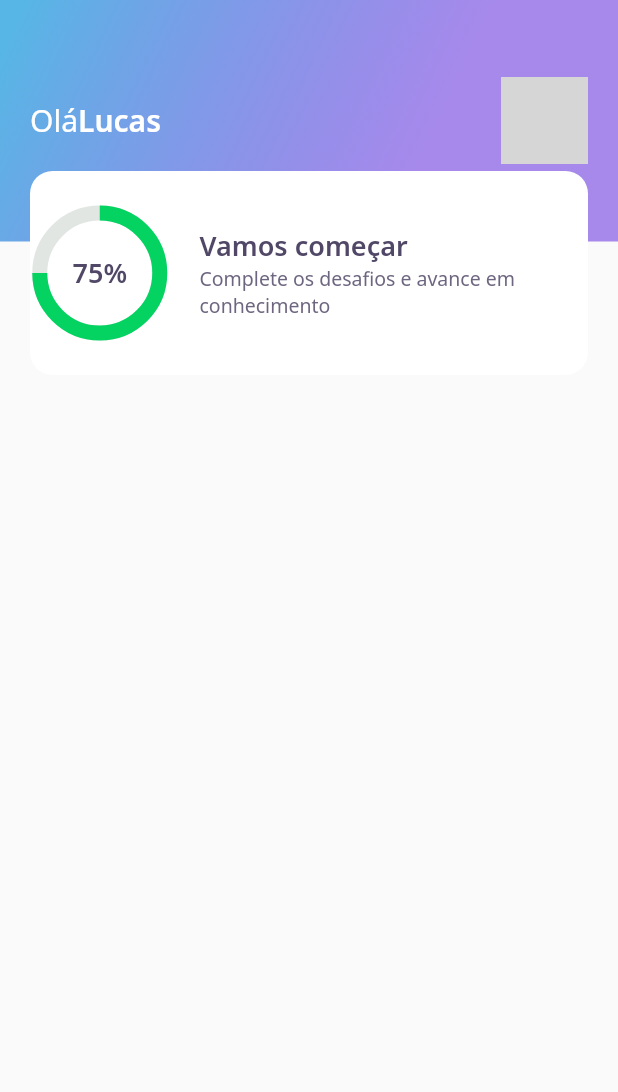
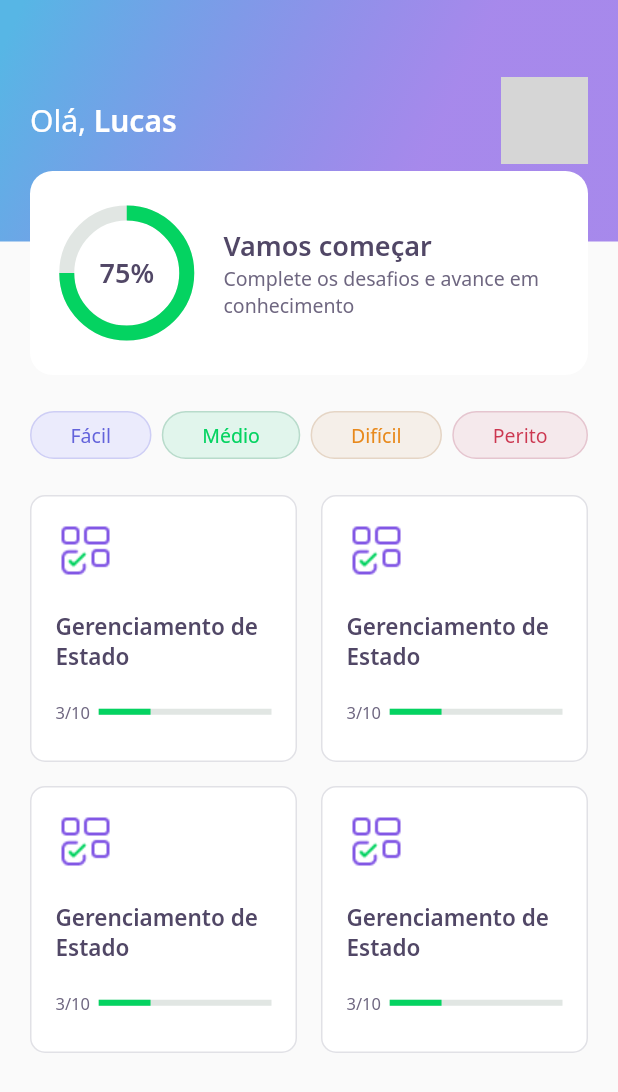
Before and after one commit to Lucasbjpereira/DevQuiz, a Flutter app: the screen it shows after launch, on a phone screen of 412 x 824 dp. Shown: the top 1092 px of the screen. Run offline on Flutter 3.47's test engine with Material 2 defaults, Android fonts, the phone set to English and light mode, and no system bars; our stand-ins replace google_fonts; network calls fail; grey boxes are pictures that could not be loaded.

Commit message:
Terminando a home e adicionando tela de quiz

```diff
--- a/lib/core/app_widget.dart
+++ b/lib/core/app_widget.dart
@@ -1,3 +1,4 @@
+import 'package:devquiz/challenge/challenge_page.dart';
 import 'package:devquiz/home/home_page.dart';
 import 'package:devquiz/splash/splash_page.dart';
 import 'package:flutter/material.dart';
--- a/lib/home/home_page.dart
+++ b/lib/home/home_page.dart
@@ -1,4 +1,6 @@
 import 'package:devquiz/home/widgets/appbar/app_bar_widget.dart';
+import 'package:devquiz/home/widgets/level_button/level_button_widget.dart';
+import 'package:devquiz/home/widgets/quiz_card/quiz_card_widget.dart';
 import 'package:flutter/material.dart';
 import 'package:flutter/widgets.dart';
 
@@ -14,6 +16,49 @@ class _HomePageState extends State<HomePage> {
   Widget build(BuildContext context) {
     return Scaffold(
       appBar: AppBarWidget(),
+      body: Padding(
+        padding: const EdgeInsets.symmetric(horizontal: 20),
+        child: Column(
+          children: [
+            SizedBox(
+              height: 24,
+            ),
+            Row(
+              mainAxisAlignment: MainAxisAlignment.spaceBetween,
+              children: [
+                LevelButtonWidget(
+                  label: "Fácil",
+                ),
+                LevelButtonWidget(
+                  label: "Médio",
+                ),
+                LevelButtonWidget(
+                  label: "Difícil",
+                ),
+                LevelButtonWidget(
+                  label: "Perito",
+                ),
+              ],
+            ),
+            SizedBox(
+              height: 24,
+            ),
+            Expanded(
+              child: GridView.count(
+                crossAxisSpacing: 16,
+                mainAxisSpacing: 16,
+                crossAxisCount: 2,
+                children: [
+                  QuizCardWidget(),
+                  QuizCardWidget(),
+                  QuizCardWidget(),
+                  QuizCardWidget(),
+                ],
+              ),
+            )
+          ],
+        ),
+      ),
     );
   }
 }
--- a/lib/home/widgets/appbar/app_bar_widget.dart
+++ b/lib/home/widgets/appbar/app_bar_widget.dart
@@ -20,7 +20,7 @@ class AppBarWidget extends PreferredSize {
                       mainAxisAlignment: MainAxisAlignment.spaceBetween,
                       children: [
                         Text.rich(TextSpan(
-                            text: "Olá",
+                            text: "Olá, ",
                             style: AppTextStyles.title,
                             children: [
                               TextSpan(
--- /dev/null
+++ b/lib/home/widgets/level_button/level_button_widget.dart
@@ -0,0 +1,64 @@
+import 'package:devquiz/core/app_colors.dart';
+import 'package:flutter/material.dart';
+import 'package:google_fonts/google_fonts.dart';
+
+class LevelButtonWidget extends StatelessWidget {
+  final String label;
+  LevelButtonWidget({
+    Key? key,
+    required this.label,
+  })   : assert(["Fácil", "Médio", "Difícil", "Perito"].contains(label)),
+        super(key: key);
+
+  final config = {
+    "Fácil": {
+      "color": AppColors.levelButtonFacil,
+      "borderColor": AppColors.levelButtonBorderFacil,
+      "fontColor": AppColors.levelButtonTextFacil,
+    },
+    "Médio": {
+      "color": AppColors.levelButtonMedio,
+      "borderColor": AppColors.levelButtonBorderMedio,
+      "fontColor": AppColors.levelButtonTextMedio,
+    },
+    "Difícil": {
+      "color": AppColors.levelButtonDificil,
+      "borderColor": AppColors.levelButtonBorderDificil,
+      "fontColor": AppColors.levelButtonTextDificil,
+    },
+    "Perito": {
+      "color": AppColors.levelButtonPerito,
+      "borderColor": AppColors.levelButtonBorderPerito,
+      "fontColor": AppColors.levelButtonTextPerito,
+    }
+  };
+
+  Color get color => config[label]!['color']!;
+  Color get borderColor => config[label]!['borderColor']!;
+  Color get fontColor => config[label]!['fontColor']!;
+
+  @override
+  Widget build(BuildContext context) {
+    return Container(
+      decoration: BoxDecoration(
+        color: color,
+        border: Border.fromBorderSide(
+          BorderSide(
+            color: borderColor,
+          ),
+        ),
+        borderRadius: BorderRadius.circular(28),
+      ),
+      child: Padding(
+        padding: const EdgeInsets.symmetric(horizontal: 26, vertical: 6),
+        child: Text(
+          label,
+          style: GoogleFonts.notoSans(
+            color: fontColor,
+            fontSize: 13,
+          ),
+        ),
+      ),
+    );
+  }
+}
--- /dev/null
+++ b/lib/home/widgets/quiz_card/quiz_card_widget.dart
@@ -0,0 +1,56 @@
+import 'package:devquiz/core/app_colors.dart';
+import 'package:devquiz/core/app_text_styles.dart';
+import 'package:devquiz/core/core.dart';
+import 'package:devquiz/shared/widgets/progress_indicator_widget.dart';
+import 'package:flutter/material.dart';
+
+class QuizCardWidget extends StatelessWidget {
+  const QuizCardWidget({Key? key}) : super(key: key);
+
+  @override
+  Widget build(BuildContext context) {
+    return Container(
+      padding: EdgeInsets.all(16),
+      decoration: BoxDecoration(
+          border: Border.fromBorderSide(BorderSide(color: AppColors.border)),
+          color: AppColors.white,
+          borderRadius: BorderRadius.circular(10)),
+      child: Column(
+        crossAxisAlignment: CrossAxisAlignment.start,
+        children: [
+          Container(
+            height: 40,
+            width: 40,
+            child: Image.asset(AppImages.blocks),
+          ),
+          SizedBox(
+            height: 20,
+          ),
+          Text(
+            "Gerenciamento de Estado",
+            style: AppTextStyles.heading15,
+          ),
+          SizedBox(
+            height: 20,
+          ),
+          Row(
+            children: [
+              Expanded(
+                flex: 1,
+                child: Text(
+                  "3/10",
+                  style: AppTextStyles.body11,
+                ),
+              ),
+              Expanded(
+                  flex: 4,
+                  child: ProgressIndicatorWidget(
+                    value: 0.3,
+                  ))
+            ],
+          )
+        ],
+      ),
+    );
+  }
+}
--- a/lib/home/widgets/score_card/score_card_widget.dart
+++ b/lib/home/widgets/score_card/score_card_widget.dart
@@ -14,6 +14,8 @@ class ScoreCardWidget extends StatelessWidget {
         height: 136,
         decoration: BoxDecoration(
             color: AppColors.white, borderRadius: BorderRadius.circular(15)),
+        child: Padding(
+          padding: const EdgeInsets.symmetric(horizontal: 24),
           child: Row(
             crossAxisAlignment: CrossAxisAlignment.center,
             children: [
@@ -24,7 +26,7 @@ class ScoreCardWidget extends StatelessWidget {
               Expanded(
                 flex: 3,
                 child: Padding(
-                padding: const EdgeInsets.all(20),
+                  padding: const EdgeInsets.only(left: 24),
                   child: Column(
                     mainAxisAlignment: MainAxisAlignment.center,
                     crossAxisAlignment: CrossAxisAlignment.start,
@@ -44,6 +46,7 @@ class ScoreCardWidget extends StatelessWidget {
             ],
           ),
         ),
+      ),
     );
   }
 }
--- /dev/null
+++ b/lib/shared/widgets/progress_indicator_widget.dart
@@ -0,0 +1,17 @@
+import 'package:devquiz/core/app_colors.dart';
+import 'package:flutter/material.dart';
+
+class ProgressIndicatorWidget extends StatelessWidget {
+  final double value;
+  const ProgressIndicatorWidget({Key? key, required this.value})
+      : super(key: key);
+
+  @override
+  Widget build(BuildContext context) {
+    return LinearProgressIndicator(
+      value: value,
+      backgroundColor: AppColors.chartSecondary,
+      valueColor: AlwaysStoppedAnimation<Color>(AppColors.chartPrimary),
+    );
+  }
+}
```
Also changed, not shown: lib/challenge/challenge_page.dart (added, +25 -0 lines), lib/challenge/widgets/answer/answer_widget.dart (added, +78 -0 lines), lib/challenge/widgets/question_indicator/question_indicator_widget.dart (added, +37 -0 lines), lib/challenge/widgets/quiz/quiz_widget.dart (added, +29 -0 lines). Lines whose indentation alone changed are shown as unchanged.
